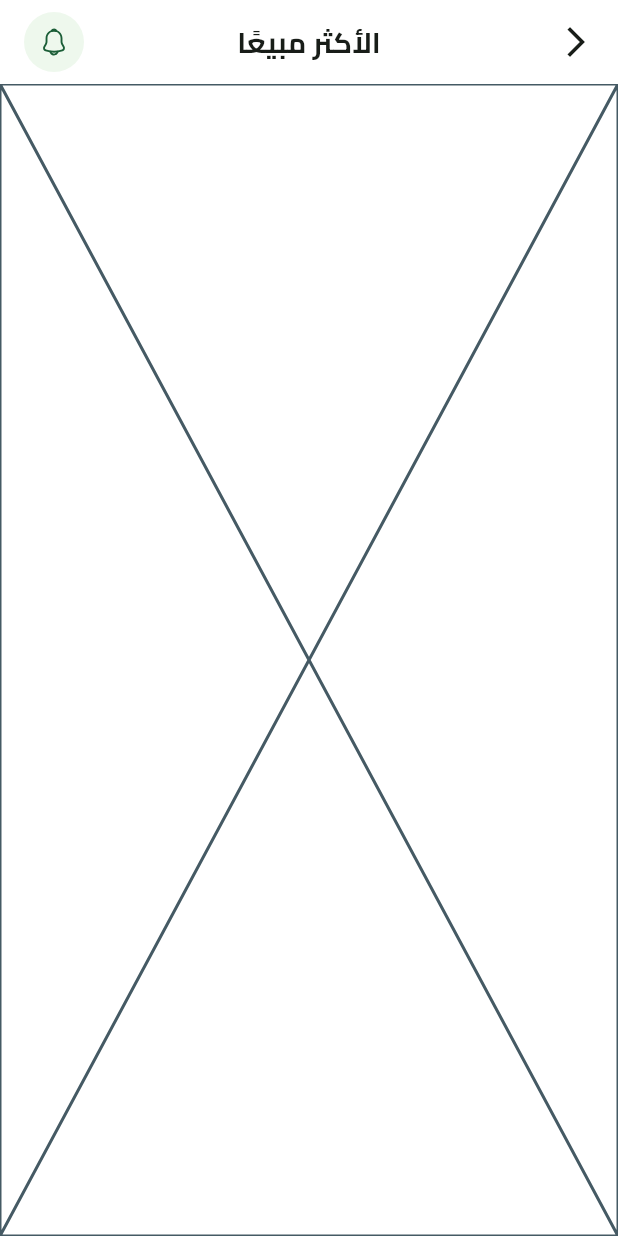
After one commit to ahmedasaber/fruits_ecommerce, a Flutter app: the HomeView screen opened by its route, after a tap on "المزيد", on a phone screen of 412 x 824 dp. The commit adds this screen. Run offline on Flutter 3.47's test engine with Material 3 defaults, Android fonts, the phone set to English and light mode, and no system bars; our stand-ins replace cloud_firestore, dartz, dots_indicator, equatable, firebase_auth, firebase_core and 7 more; missing offline and left inert: flutter_facebook_auth; accounts and stored records are empty; project files that could hold a hidden picture were left out.

Commit message:
best selling feature

```diff
--- a/lib/core/helper_function/on_generate_route.dart
+++ b/lib/core/helper_function/on_generate_route.dart
@@ -1,6 +1,7 @@
 import 'package:flutter/material.dart';
 import 'package:fruits_ecommerce/features/authentication/presentation/views/signIn_view.dart';
 import 'package:fruits_ecommerce/features/authentication/presentation/views/signup_view.dart';
+import 'package:fruits_ecommerce/features/best_selling_fruits/presentaion/views/best_selling_fruits_view.dart';
 import 'package:fruits_ecommerce/features/home/presentation/views/home_view.dart';
 import 'package:fruits_ecommerce/features/onboarding/presentaion/views/onboarding_view.dart';
 import 'package:fruits_ecommerce/features/splash/presentation/views/splash_view.dart';
@@ -17,6 +18,8 @@ Route<dynamic> onGenerateRoute(RouteSettings settings){
       return MaterialPageRoute(builder: (context) => const SignUpView());
     case HomeView.routeName:
       return MaterialPageRoute(builder: (context) => const HomeView());
+    case BestSellingFruitsView.routeName:
+      return MaterialPageRoute(builder: (context) => const BestSellingFruitsView());
     default:
       return MaterialPageRoute(builder: (context) => const Scaffold());
   }
--- /dev/null
+++ b/lib/core/widget/custom_best_selling_app_bar.dart
@@ -0,0 +1,20 @@
+import 'package:flutter/material.dart';
+import 'package:fruits_ecommerce/core/utils/app_text_style.dart';
+import 'package:fruits_ecommerce/core/widget/notification_widget.dart';
+
+AppBar buildAppBar(BuildContext context) {
+  return AppBar(
+    leading: GestureDetector(
+      onTap: () {
+        Navigator.pop(context);
+      },
+      child: Icon(Icons.arrow_back_ios_new),
+    ),
+    title: Text('الأكثر مبيعًا', style: TextStyles.bold19),
+    centerTitle: true,
+    actions: [
+      NotificationWidget(),
+      SizedBox(width: 16)
+    ],
+  );
+}
--- /dev/null
+++ b/lib/core/widget/notification_widget.dart
@@ -0,0 +1,20 @@
+import 'package:flutter/material.dart';
+import 'package:flutter_svg/flutter_svg.dart';
+
+class NotificationWidget extends StatelessWidget {
+  const NotificationWidget({
+    super.key,
+  });
+
+  @override
+  Widget build(BuildContext context) {
+    return Container(
+      padding: EdgeInsets.all(10),
+      decoration: ShapeDecoration(
+          color:Color(0xffeef8ed),
+          shape: OvalBorder()
+      ),
+      child: SvgPicture.asset('assets/images/notification.svg'),
+    );
+  }
+}
--- /dev/null
+++ b/lib/features/best_selling_fruits/presentaion/views/best_selling_fruits_view.dart
@@ -0,0 +1,17 @@
+import 'package:flutter/material.dart';
+import 'package:fruits_ecommerce/core/widget/custom_best_selling_app_bar.dart';
+import 'package:fruits_ecommerce/features/best_selling_fruits/presentaion/views/widgets/best_selling_fruits_view_body.dart';
+
+class BestSellingFruitsView extends StatelessWidget {
+  const BestSellingFruitsView({super.key});
+
+  static const routeName = 'best selling';
+
+  @override
+  Widget build(BuildContext context) {
+    return Scaffold(
+      appBar: buildAppBar(context),
+      body: BestSellingFruitsViewBody(),
+    );
+  }
+}
--- /dev/null
+++ b/lib/features/best_selling_fruits/presentaion/views/widgets/best_selling_fruits_view_body.dart
@@ -0,0 +1,10 @@
+import 'package:flutter/material.dart';
+
+class BestSellingFruitsViewBody extends StatelessWidget {
+  const BestSellingFruitsViewBody({super.key});
+
+  @override
+  Widget build(BuildContext context) {
+    return const Placeholder();
+  }
+}
--- a/lib/features/home/presentation/views/widgets/best_selling_header.dart
+++ b/lib/features/home/presentation/views/widgets/best_selling_header.dart
@@ -1,11 +1,10 @@
 import 'package:flutter/cupertino.dart';
 import 'package:fruits_ecommerce/core/utils/app_colors.dart';
 import 'package:fruits_ecommerce/core/utils/app_text_style.dart';
+import 'package:fruits_ecommerce/features/best_selling_fruits/presentaion/views/best_selling_fruits_view.dart';
 
 class BestSellingHeader extends StatelessWidget {
-  const BestSellingHeader({
-    super.key,
-  });
+  const BestSellingHeader({super.key});
 
   @override
   Widget build(BuildContext context) {
@@ -13,7 +12,16 @@ class BestSellingHeader extends StatelessWidget {
       children: [
         Text('الأكثر مبيعًا', style: TextStyles.bold16),
         Spacer(),
-        Text('المزيد', style: TextStyles.regular13.copyWith(color: AppColors.hintTextColor)),
+        GestureDetector(
+          onTap: (){
+            Navigator.pushNamed(context, BestSellingFruitsView.routeName);
+          },
+          child: Text('المزيد',
+            style: TextStyles.regular13.copyWith(
+              color: AppColors.hintTextColor,
+            ),
+          ),
+        ),
       ],
     );
   }
--- a/lib/features/home/presentation/views/widgets/custom_home_app_bar.dart
+++ b/lib/features/home/presentation/views/widgets/custom_home_app_bar.dart
@@ -1,7 +1,7 @@
 import 'package:flutter/material.dart';
-import 'package:flutter_svg/flutter_svg.dart';
 import 'package:fruits_ecommerce/core/utils/app_colors.dart';
 import 'package:fruits_ecommerce/core/utils/app_text_style.dart';
+import 'package:fruits_ecommerce/core/widget/notification_widget.dart';
 
 class CustomHomeAppBar extends StatelessWidget {
   const CustomHomeAppBar({super.key});
@@ -19,14 +19,7 @@ class CustomHomeAppBar extends StatelessWidget {
         'أحمد مصطفي',
         style: TextStyles.bold16.copyWith(color: AppColors.blackColor),
       ),
-      trailing: Container(
-        padding: EdgeInsets.all(10),
-        decoration: ShapeDecoration(
-          color:Color(0xffeef8ed),
-          shape: OvalBorder()
-        ),
-        child: SvgPicture.asset('assets/images/notification.svg'),
-      ),
+      trailing: NotificationWidget(),
     );
   }
 }
```
